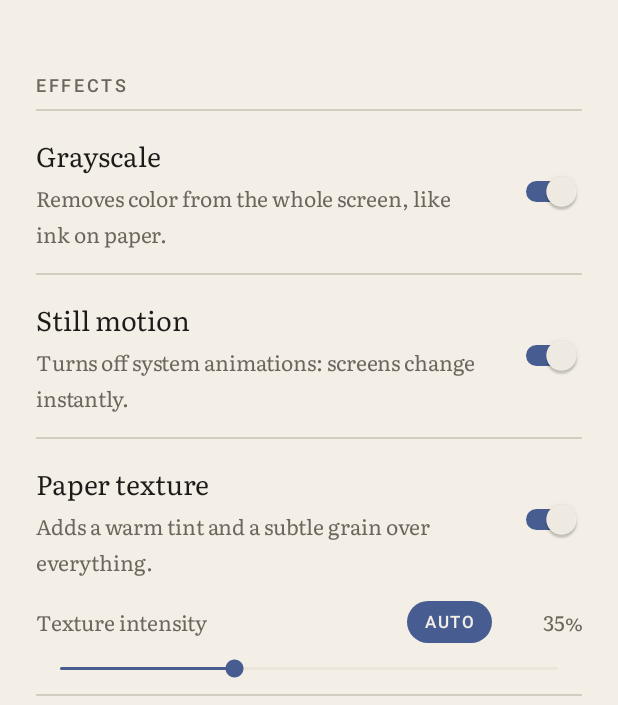
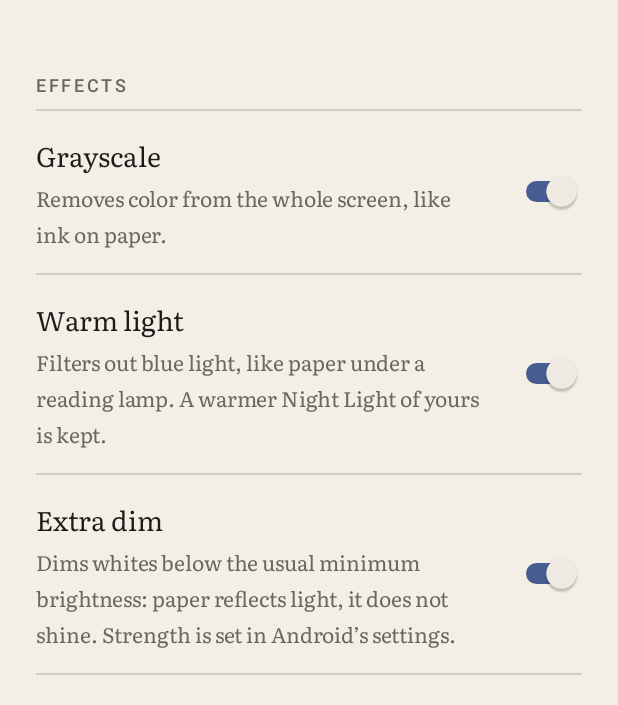
Before and after one commit to gregogalante/carta, an Android app: the screen it shows after launch (MainActivity), after a tap on "Carta is on", on a phone screen of 412 x 824 dp, the part 531-1236 px from its top. Run offline under Robolectric (Android 15) with nearby library versions, the phone set to English and light mode, and no system bars; 1 statement that could not run was skipped; 1 other tap on this screen came first.

Commit message:
feat(effects): paper grain, theme-aware auto intensity, warm light, extra dim, bold text
The texture overlay now only darkens with a paper-like grain and lifts blacks
slightly, instead of washing everything with gray noise. Auto intensity follows
the light/dark theme. New system effects use Night Light against blue light,
Extra dim and bold text, restored on switch-off like the others. Debug builds
get a .debug suffix so they install next to a release build.

Co-Authored-By: Claude Opus 5.5 <noreply@anthropic.com>

```diff
--- a/app/build.gradle.kts
+++ b/app/build.gradle.kts
@@ -34,6 +34,11 @@ android {
     }
 
     buildTypes {
+        // Installs next to a release build, so a test build never replaces it (and its backups).
+        debug {
+            applicationIdSuffix = ".debug"
+            versionNameSuffix = "-debug"
+        }
         release {
             isMinifyEnabled = true
             isShrinkResources = true
--- a/app/src/main/java/com/gregoriogalante/carta/EinkMode.kt
+++ b/app/src/main/java/com/gregoriogalante/carta/EinkMode.kt
@@ -19,7 +19,7 @@ class EinkMode(private val context: Context) {
 
     fun isSelected(toggle: Toggle) = prefs.isSelected(toggle)
 
-    fun selectedToggles() = Toggle.entries.filter(prefs::isSelected)
+    fun selectedToggles() = Toggle.supported.filter(prefs::isSelected)
 
     fun isGranted(requirement: Requirement) = when (requirement) {
         Requirement.NONE -> true
@@ -47,7 +47,7 @@ class EinkMode(private val context: Context) {
         val turnOn = !isActive()
         // Nothing selected: fall back to the default configuration rather than a no-op "on".
         if (turnOn && selectedToggles().isEmpty()) {
-            prefs.edit().apply { Toggle.entries.forEach { putSelected(it, true) } }.apply()
+            prefs.edit().apply { Toggle.supported.forEach { putSelected(it, true) } }.apply()
         }
         val skipped = selectedToggles().filterNot { apply(it, turnOn, startActivity) }
         prefs.edit().putBoolean(ACTIVE_KEY, turnOn).apply()
@@ -60,10 +60,8 @@ class EinkMode(private val context: Context) {
         if (on && !granted) return false
         if (!granted) return true // Nothing was applied, so there is nothing to undo.
         return when (toggle) {
-            Toggle.GRAYSCALE, Toggle.NO_ANIMATIONS -> {
+            Toggle.GRAYSCALE, Toggle.WARM_LIGHT, Toggle.EXTRA_DIM, Toggle.BOLD_TEXT, Toggle.NO_ANIMATIONS ->
                 secureSettings.set(toggle, on)
-                true
-            }
             Toggle.WALLPAPER ->
                 if (on) {
                     wallpaper.apply(context.isDarkTheme())
--- a/app/src/main/java/com/gregoriogalante/carta/EinkOverlayService.kt
+++ b/app/src/main/java/com/gregoriogalante/carta/EinkOverlayService.kt
@@ -25,10 +25,12 @@ class EinkOverlayService : AccessibilityService(), SharedPreferences.OnSharedPre
 
     override fun onSharedPreferenceChanged(prefs: SharedPreferences, key: String?) = syncOverlay()
 
-    // The service is the long-lived component, so it keeps the wallpaper in step with dark/light switches.
+    // The service is the long-lived component, so it keeps the wallpaper and the automatic texture
+    // intensity in step with dark/light switches.
     override fun onConfigurationChanged(newConfig: Configuration) {
         super.onConfigurationChanged(newConfig)
         NeutralWallpaper(this).followTheme(isDarkTheme())
+        syncOverlay()
     }
 
     override fun onAccessibilityEvent(event: AccessibilityEvent) = Unit
@@ -47,7 +49,7 @@ class EinkOverlayService : AccessibilityService(), SharedPreferences.OnSharedPre
             windowManager.addView(it, overlayParams())
             overlay = it
         }
-        view.intensity = prefs.paperIntensity() / 100f
+        view.intensity = prefs.paperIntensity(isDarkTheme()) / 100f
     }
 
     private fun removeOverlay() {
--- a/app/src/main/java/com/gregoriogalante/carta/MainActivity.kt
+++ b/app/src/main/java/com/gregoriogalante/carta/MainActivity.kt
@@ -45,7 +45,7 @@ class MainActivity : Activity() {
         val effects = findViewById<LinearLayout>(R.id.effects)
         val intensityRow = findViewById<View>(R.id.intensity_row)
         (intensityRow.parent as ViewGroup).removeView(intensityRow)
-        Toggle.entries.forEach {
+        Toggle.supported.forEach {
             effects.addView(effectRow(effects, it))
             // The slider belongs right under the effect it tunes.
             if (it == Toggle.PAPER) effects.addView(intensityRow)
@@ -107,7 +107,7 @@ class MainActivity : Activity() {
         val autoChip = findViewById<TextView>(R.id.intensity_auto)
         val slider = findViewById<SeekBar>(R.id.intensity)
         val show = {
-            slider.progress = prefs.paperIntensity()
+            slider.progress = prefs.paperIntensity(isDarkTheme())
             value.text = getString(R.string.paper_intensity_value, slider.progress)
             autoChip.isActivated = prefs.isPaperIntensityAuto()
         }
@@ -154,7 +154,7 @@ class MainActivity : Activity() {
     }
 
     private fun refreshEffects() {
-        Toggle.entries.forEach { showSwitch(it, mode.isSelected(it)) }
+        Toggle.supported.forEach { showSwitch(it, mode.isSelected(it)) }
         refreshHero()
         // Tunable while Carta is off too, as long as the texture is part of the configuration.
         val paperSelected = mode.isSelected(Toggle.PAPER)
--- a/app/src/main/java/com/gregoriogalante/carta/Prefs.kt
+++ b/app/src/main/java/com/gregoriogalante/carta/Prefs.kt
@@ -2,6 +2,7 @@ package com.gregoriogalante.carta
 
 import android.content.Context
 import android.content.SharedPreferences
+import android.os.Build
 
 /** What the user must grant before an effect can be turned on. */
 enum class Requirement { NONE, SECURE_SETTINGS, ALL_FILES }
@@ -12,10 +13,23 @@ enum class Toggle(
     val description: Int,
     val shortLabel: Int,
     val requirement: Requirement,
+    val minSdk: Int = Build.VERSION_CODES.R,
 ) {
     GRAYSCALE(
         "grayscale", R.string.effect_grayscale_title, R.string.effect_grayscale_description,
         R.string.short_grayscale, Requirement.SECURE_SETTINGS,
+    ),
+    WARM_LIGHT(
+        "warm_light", R.string.effect_warm_light_title, R.string.effect_warm_light_description,
+        R.string.short_warm_light, Requirement.SECURE_SETTINGS,
+    ),
+    EXTRA_DIM(
+        "extra_dim", R.string.effect_extra_dim_title, R.string.effect_extra_dim_description,
+        R.string.short_extra_dim, Requirement.SECURE_SETTINGS, Build.VERSION_CODES.S,
+    ),
+    BOLD_TEXT(
+        "bold_text", R.string.effect_bold_text_title, R.string.effect_bold_text_description,
+        R.string.short_bold_text, Requirement.SECURE_SETTINGS, Build.VERSION_CODES.S,
     ),
     NO_ANIMATIONS(
         "no_animations", R.string.effect_no_animations_title, R.string.effect_no_animations_description,
@@ -29,6 +43,12 @@ enum class Toggle(
         "wallpaper", R.string.effect_wallpaper_title, R.string.effect_wallpaper_description,
         R.string.short_wallpaper, Requirement.ALL_FILES,
     ),
+    ;
+
+    companion object {
+        /** Effects this Android version can apply; the others are never shown. */
+        val supported = entries.filter { Build.VERSION.SDK_INT >= it.minSdk }
+    }
 }
 
 fun Context.einkPrefs(): SharedPreferences =
@@ -68,10 +88,16 @@ private fun SharedPreferences.migrateLegacyState() {
 
 const val PAPER_INTENSITY_KEY = "paper_intensity"
 const val PAPER_INTENSITY_AUTO_KEY = "paper_intensity_auto"
-const val PAPER_INTENSITY_SUGGESTED = 35
+/**
+ * A dark theme is mostly black, where the grain cannot show and the lifted blacks read as a gray
+ * veil over everything; a light theme is mostly white, where the grain is the paper.
+ */
+fun suggestedPaperIntensity(darkTheme: Boolean) = if (darkTheme) 30 else 60
 
 fun SharedPreferences.isPaperIntensityAuto() = getBoolean(PAPER_INTENSITY_AUTO_KEY, true)
 
 /** Texture strength as a 0..100 percentage: the suggested value while in auto, otherwise the user's. */
-fun SharedPreferences.paperIntensity() =
-    if (isPaperIntensityAuto()) PAPER_INTENSITY_SUGGESTED else getInt(PAPER_INTENSITY_KEY, PAPER_INTENSITY_SUGGESTED)
+fun SharedPreferences.paperIntensity(darkTheme: Boolean): Int {
+    val suggested = suggestedPaperIntensity(darkTheme)
+    return if (isPaperIntensityAuto()) suggested else getInt(PAPER_INTENSITY_KEY, suggested)
+}
--- a/app/src/main/java/com/gregoriogalante/carta/SecureSettings.kt
+++ b/app/src/main/java/com/gregoriogalante/carta/SecureSettings.kt
@@ -13,7 +13,19 @@ class SecureSettings(private val context: Context) {
 
     private enum class Table { SECURE, GLOBAL }
 
-    private class Tweak(val table: Table, val key: String, val onValue: String, val systemDefault: String)
+    /**
+     * [systemDefault] is what to restore when the key was never set; null removes it again, for keys
+     * whose default lives in the device config. [onValue] receives the current value.
+     */
+    private class Tweak(
+        val table: Table,
+        val key: String,
+        val systemDefault: String?,
+        val onValue: (current: String?) -> String,
+    ) {
+        constructor(table: Table, key: String, onValue: String, systemDefault: String) :
+            this(table, key, systemDefault, { onValue })
+    }
 
     private val resolver = context.contentResolver
     private val backup = context.getSharedPreferences("settings_backup", Context.MODE_PRIVATE)
@@ -21,31 +33,42 @@ class SecureSettings(private val context: Context) {
     fun hasPermission() =
         context.checkSelfPermission(Manifest.permission.WRITE_SECURE_SETTINGS) == PackageManager.PERMISSION_GRANTED
 
-    fun set(toggle: Toggle, on: Boolean) {
+    /** Returns false when Android refuses a write, so the effect is reported as not applied. */
+    fun set(toggle: Toggle, on: Boolean): Boolean = try {
         TWEAKS[toggle]?.forEach { if (on) enable(it) else restore(it) }
+        true
+    } catch (e: SecurityException) {
+        false
     }
 
     private fun enable(tweak: Tweak) {
         val backupKey = "${tweak.table}/${tweak.key}"
+        val current = read(tweak)
         if (!backup.contains(backupKey)) {
-            backup.edit().putString(backupKey, read(tweak) ?: tweak.systemDefault).apply()
+            backup.edit().putString(backupKey, current ?: tweak.systemDefault ?: UNSET).apply()
         }
-        write(tweak, tweak.onValue)
+        write(tweak, tweak.onValue(current))
     }
 
     private fun restore(tweak: Tweak) {
         val backupKey = "${tweak.table}/${tweak.key}"
         val original = backup.getString(backupKey, null) ?: return
-        write(tweak, original)
+        write(tweak, original.takeUnless { it == UNSET })
         backup.edit().remove(backupKey).apply()
     }
 
-    private fun read(tweak: Tweak): String? = when (tweak.table) {
-        Table.SECURE -> Settings.Secure.getString(resolver, tweak.key)
-        Table.GLOBAL -> Settings.Global.getString(resolver, tweak.key)
+    // From Android 12, apps may write hidden keys but not read those Android has not marked
+    // readable (Extra dim, for one). Their original value is then taken to be the system default.
+    private fun read(tweak: Tweak): String? = try {
+        when (tweak.table) {
+            Table.SECURE -> Settings.Secure.getString(resolver, tweak.key)
+            Table.GLOBAL -> Settings.Global.getString(resolver, tweak.key)
+        }
+    } catch (e: SecurityException) {
+        null
     }
 
-    private fun write(tweak: Tweak, value: String) {
+    private fun write(tweak: Tweak, value: String?) {
         when (tweak.table) {
             Table.SECURE -> Settings.Secure.putString(resolver, tweak.key, value)
             Table.GLOBAL -> Settings.Global.putString(resolver, tweak.key, value)
@@ -58,11 +81,41 @@ class SecureSettings(private val context: Context) {
         const val DALTONIZER_MODE = "accessibility_display_daltonizer"
         const val MONOCHROMACY = "0"
 
+        // Hidden Settings.Secure keys of Night Light. Its color matrix multiplies each channel, so
+        // blue drops while blacks stay black; it runs after grayscale, turning it into a warm sepia.
+        const val NIGHT_DISPLAY_ACTIVATED = "night_display_activated"
+        const val NIGHT_DISPLAY_TEMPERATURE = "night_display_color_temperature"
+        const val NIGHT_DISPLAY_AUTO_MODE = "night_display_auto_mode"
+
+        /** Kelvin; paper under a reading lamp. Android clamps it to the device's supported range. */
+        const val WARM_TEMPERATURE = 3400
+
+        // Hidden Settings.Secure keys (Android 12+). Extra dim lowers whites below the minimum
+        // brightness, at the strength set in Android's settings; paper reflects far less light than
+        // a backlit white. Font weight 300 is Android's "bold text", for full, print-like strokes.
+        const val EXTRA_DIM_ACTIVATED = "reduce_bright_colors_activated"
+        const val FONT_WEIGHT_ADJUSTMENT = "font_weight_adjustment"
+        const val BOLD_WEIGHT = "300"
+
+        // Marks a key that had no value, so restoring removes it instead of inventing a default.
+        const val UNSET = ""
+
         val TWEAKS = mapOf(
             Toggle.GRAYSCALE to listOf(
                 Tweak(Table.SECURE, DALTONIZER_MODE, MONOCHROMACY, "12"),
                 Tweak(Table.SECURE, DALTONIZER_ENABLED, "1", "0"),
             ),
+            Toggle.WARM_LIGHT to listOf(
+                // A Night Light already warmer than paper is the user's choice: keep it.
+                Tweak(Table.SECURE, NIGHT_DISPLAY_TEMPERATURE, null) { current ->
+                    minOf(current?.toIntOrNull() ?: WARM_TEMPERATURE, WARM_TEMPERATURE).toString()
+                },
+                // Manual mode, or a sunrise schedule would switch it off while Carta is on.
+                Tweak(Table.SECURE, NIGHT_DISPLAY_AUTO_MODE, "0", "0"),
+                Tweak(Table.SECURE, NIGHT_DISPLAY_ACTIVATED, "1", "0"),
+            ),
+            Toggle.EXTRA_DIM to listOf(Tweak(Table.SECURE, EXTRA_DIM_ACTIVATED, "1", "0")),
+            Toggle.BOLD_TEXT to listOf(Tweak(Table.SECURE, FONT_WEIGHT_ADJUSTMENT, BOLD_WEIGHT, "0")),
             Toggle.NO_ANIMATIONS to listOf(
                 Settings.Global.ANIMATOR_DURATION_SCALE,
                 Settings.Global.TRANSITION_ANIMATION_SCALE,
--- a/app/src/main/res/values/strings.xml
+++ b/app/src/main/res/values/strings.xml
@@ -17,13 +17,22 @@
     <string name="section_effects">Effects</string>
     <string name="effect_grayscale_title">Grayscale</string>
     <string name="effect_grayscale_description">Removes color from the whole screen, like ink on paper.</string>
+    <string name="effect_warm_light_title">Warm light</string>
+    <string name="effect_warm_light_description">Filters out blue light, like paper under a reading lamp. A warmer Night Light of yours is kept.</string>
+    <string name="effect_extra_dim_title">Extra dim</string>
+    <string name="effect_extra_dim_description">Dims whites below the usual minimum brightness: paper reflects light, it does not shine. Strength is set in Android’s settings.</string>
+    <string name="effect_bold_text_title">Bold text</string>
+    <string name="effect_bold_text_description">Thicker letters everywhere, full and sharp like print.</string>
     <string name="effect_no_animations_title">Still motion</string>
     <string name="effect_no_animations_description">Turns off system animations: screens change instantly.</string>
     <string name="effect_paper_title">Paper texture</string>
-    <string name="effect_paper_description">Adds a warm tint and a subtle grain over everything.</string>
+    <string name="effect_paper_description">Adds a paper grain and softens pure black, like ink on a page.</string>
     <string name="effect_wallpaper_title">Neutral wallpaper</string>
     <string name="effect_wallpaper_description">Paper with the light theme, ink with the dark one. Your wallpaper comes back when you turn it off.</string>
     <string name="short_grayscale">Grayscale</string>
+    <string name="short_warm_light">Warm</string>
+    <string name="short_extra_dim">Dim</string>
+    <string name="short_bold_text">Bold</string>
     <string name="short_no_animations">Still</string>
     <string name="short_paper">Texture</string>
     <string name="short_wallpaper">Wallpaper</string>
@@ -32,7 +41,7 @@
 
     <string name="section_setup">Setup</string>
     <string name="setup_secure_title">System permission</string>
-    <string name="setup_secure_pending">Needed for grayscale and still motion. Run this once from a computer with the phone connected:</string>
+    <string name="setup_secure_pending">Needed for grayscale, warm light, extra dim, bold text and still motion. Run this once from a computer with the phone connected:</string>
     <string name="setup_secure_done">Granted. Grayscale and still motion are available.</string>
     <string name="setup_service_title">Texture service</string>
     <string name="setup_service_pending">Needed to draw the paper texture. Enable Carta among the accessibility services.</string>
```
Also changed, not shown: app/src/main/java/com/gregoriogalante/carta/PaperOverlayView.kt (+52 -19 lines), 6 other files.
